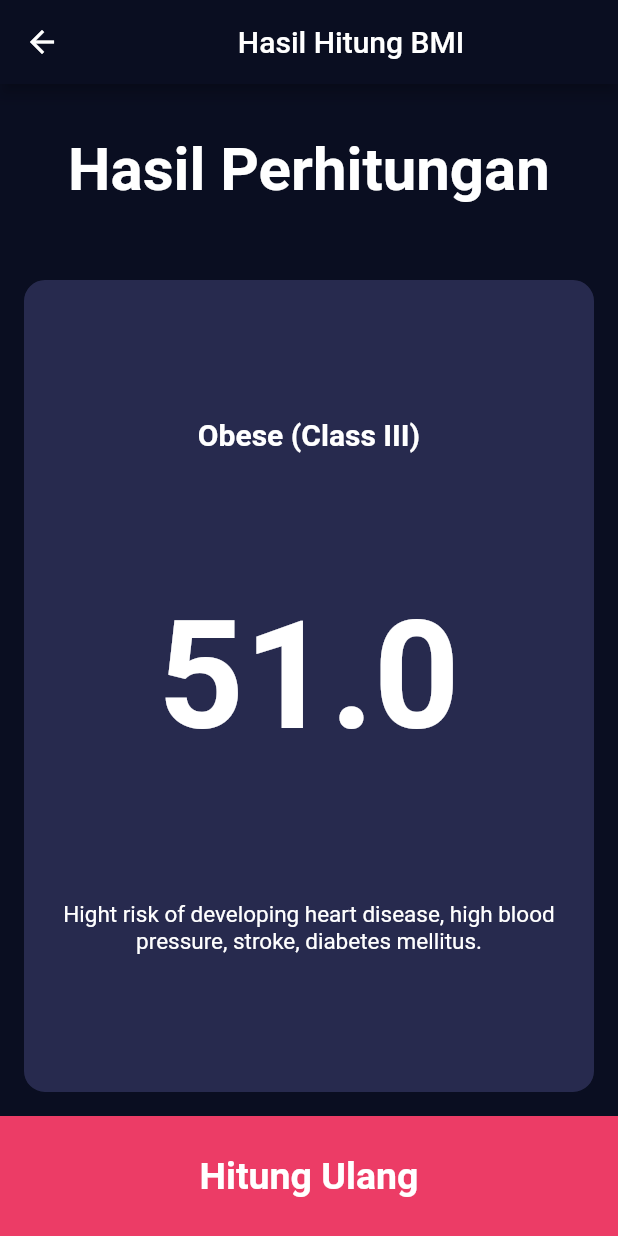
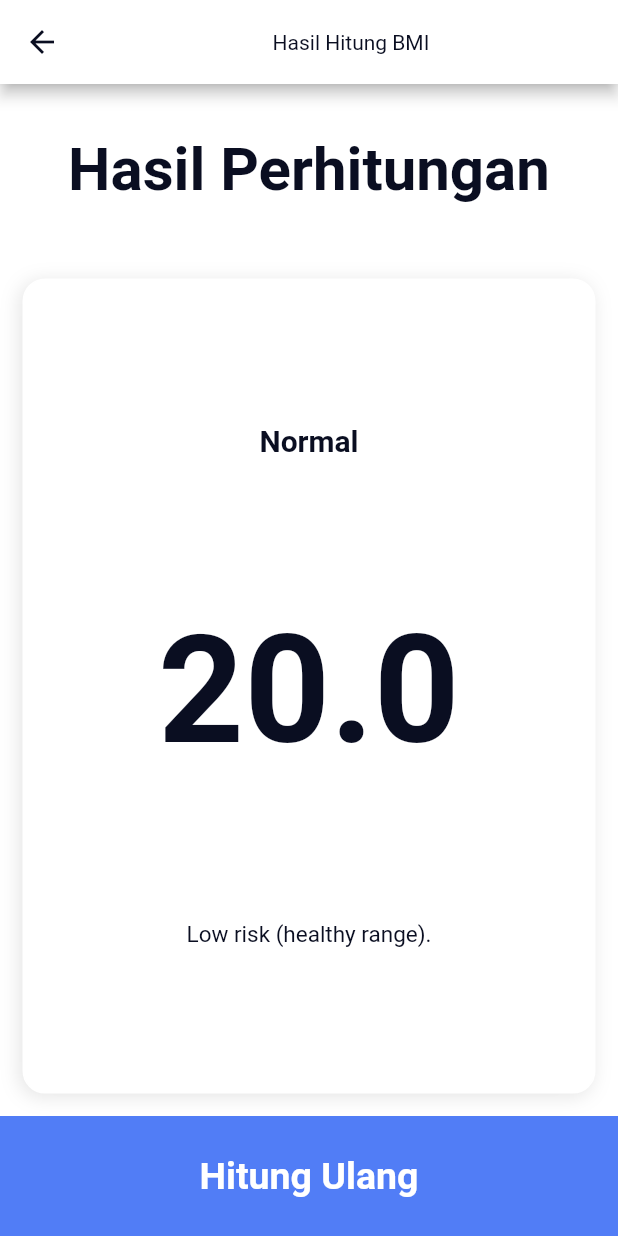
Before and after one commit to sigitwp/bmi-calculator-edspert, a Flutter app: the screen it shows after launch, after a tap on "Hitung BMI", on a phone screen of 412 x 824 dp. Run offline on Flutter 3.47's test engine with Material 2 defaults, Android fonts, the phone set to English and light mode, and no system bars.

Commit message:
update redesign bmi eye catching

```diff
--- a/lib/constants/constant.dart
+++ b/lib/constants/constant.dart
@@ -4,7 +4,7 @@ const Color primaryColor = Color(0xff0a0e21);
 
 TextStyle labelTextStyle = const TextStyle(
   fontSize: 18,
-  color: Colors.white, //Color(0xff8d8398),
+  color: primaryColor, //Color(0xff8d8398),
 );
 
 TextStyle numberTextStyle = const TextStyle(
--- a/lib/main.dart
+++ b/lib/main.dart
@@ -16,8 +16,14 @@ class MyApp extends StatelessWidget {
         title: 'Flutter Demo',
         theme: ThemeData(
           primaryColor: primaryColor,
-          scaffoldBackgroundColor: primaryColor,
-          appBarTheme: const AppBarTheme(backgroundColor: primaryColor),
+          scaffoldBackgroundColor: Colors.white,
+          appBarTheme: const AppBarTheme(
+            iconTheme: IconThemeData(color: primaryColor),
+            titleTextStyle: TextStyle(
+              color: primaryColor,
+            ),
+            backgroundColor: Colors.white,
+          ),
           // This is the theme of your application.
           //
           // Try running your application with "flutter run". You'll see the
--- a/lib/views/bmi_data_screen.dart
+++ b/lib/views/bmi_data_screen.dart
@@ -1,6 +1,7 @@
 import 'package:bmi_calculator_edspert/constants/constant.dart';
 import 'package:bmi_calculator_edspert/helpers/bmi_calculator.dart';
 import 'package:bmi_calculator_edspert/views/bmi_result_screen.dart';
+import 'package:flutter/cupertino.dart';
 import 'package:flutter/material.dart';
 
 class BmiDataScreen extends StatefulWidget {
@@ -25,16 +26,66 @@ class _BmiDataScreenState extends State<BmiDataScreen> {
   //   return bmi;
   // }
 
+  List<Widget> generateList(start, end) {
+    List<Widget> weigths = [];
+    for (var i = start; i < end; i++) {
+      weigths.add(
+        Text(
+          "$i",
+          style: labelTextStyle.copyWith(
+            fontSize: 20,
+          ),
+        ),
+      );
+    }
+    return weigths;
+  }
+
   @override
   Widget build(BuildContext context) {
     return Scaffold(
-      backgroundColor: const Color(0xff0a0e21),
+      // backgroundColor: const Color(0xff0a0e21),
       appBar: AppBar(
+        elevation: 0,
         title: const Center(child: Text("BMI Calculator")),
       ),
-      body: Column(children: [
-        Expanded(
-          child: Row(
+      bottomNavigationBar: GestureDetector(
+        onTap: () {
+          final bmiCalculator = BmiCalculator(height: height, weight: weight);
+          bmiCalculator.calculateBmi();
+
+          Navigator.of(context).push(
+            MaterialPageRoute(
+              builder: ((context) {
+                return BmiResultScreen(
+                  bmi: bmiCalculator.bmi!,
+                );
+              }),
+            ),
+          );
+        },
+        child: Container(
+          height: 60,
+          margin: EdgeInsets.all(15),
+          decoration: BoxDecoration(
+            borderRadius: BorderRadius.circular(8),
+            color: const Color(0xff517df6),
+          ),
+          child: const Center(
+            child: Text(
+              "Hitung BMI",
+              style: TextStyle(
+                  fontSize: 18,
+                  fontWeight: FontWeight.bold,
+                  color: Colors.white),
+            ),
+          ),
+        ),
+      ),
+      body: SingleChildScrollView(
+        physics: const BouncingScrollPhysics(),
+        child: Column(children: [
+          Row(
             children: [
               Expanded(
                 child: GestureDetector(
@@ -44,10 +95,29 @@ class _BmiDataScreenState extends State<BmiDataScreen> {
                   },
                   child: BmiCard(
                     borderColor:
-                        (gender == "male") ? Colors.white : primaryColor,
-                    child: const GenderIconText(
-                      icon: Icons.male,
-                      title: 'Male',
+                        (gender == "male") ? Color(0xff517df6) : Colors.white,
+                    child: Stack(
+                      children: [
+                        const Center(
+                          child: Padding(
+                            padding: EdgeInsets.symmetric(vertical: 20.0),
+                            child: GenderIconText(
+                              icon: Icons.male,
+                              title: 'Male',
+                            ),
+                          ),
+                        ),
+                        Positioned(
+                          right: 10,
+                          top: 10,
+                          child: Icon(
+                            Icons.check_circle,
+                            color: (gender == "male")
+                                ? Color(0xff517df6)
+                                : Colors.white,
+                          ),
+                        ),
+                      ],
                     ),
                   ),
                 ),
@@ -60,208 +130,165 @@ class _BmiDataScreenState extends State<BmiDataScreen> {
                   },
                   child: BmiCard(
                     borderColor:
-                        (gender == "female") ? Colors.white : primaryColor,
-                    child: const GenderIconText(
-                      icon: Icons.female,
-                      title: 'Female',
+                        (gender == "female") ? Color(0xff517df6) : Colors.white,
+                    child: Stack(
+                      children: [
+                        const Center(
+                          child: Padding(
+                            padding: EdgeInsets.symmetric(vertical: 20.0),
+                            child: GenderIconText(
+                              icon: Icons.female,
+                              title: 'Female',
+                            ),
+                          ),
+                        ),
+                        Positioned(
+                          right: 10,
+                          top: 10,
+                          child: Icon(
+                            Icons.check_circle,
+                            color: (gender == "female")
+                                ? Color(0xff517df6)
+                                : Colors.white,
+                          ),
+                        ),
+                      ],
                     ),
                   ),
                 ),
               ),
             ],
           ),
-        ),
-        Expanded(
-            child: BmiCard(
+          const SizedBox(
+            height: 30,
+          ),
+          Column(
+            children: [
+              Text(
+                "HEIGHT",
+                style: labelTextStyle.copyWith(
+                  fontSize: 20,
+                  fontWeight: FontWeight.bold,
+                ),
+              ),
+              Row(
+                children: [
+                  Expanded(
+                    child: BmiCard(
+                      child: Slider(
+                        value: height.toDouble(),
+                        min: 80,
+                        max: 200,
+                        thumbColor: Colors.red,
+                        activeColor: Colors.white,
+                        onChanged: (value) {
+                          height = value.toInt();
+                          setState(() {});
+                        },
+                      ),
+                    ),
+                  ),
+                  BmiCard(
+                    child: Padding(
+                      padding: const EdgeInsets.symmetric(
+                        horizontal: 15.0,
+                        vertical: 15.0,
+                      ),
+                      child: Row(
+                        mainAxisAlignment: MainAxisAlignment.center,
+                        crossAxisAlignment: CrossAxisAlignment.end,
+                        children: [
+                          Text(
+                            "$height",
+                            style: labelTextStyle,
+                          ),
+                          Text(
+                            " cm",
+                            style: labelTextStyle,
+                          ),
+                        ],
+                      ),
+                    ),
+                  ),
+                ],
+              ),
+            ],
+          ),
+          const SizedBox(
+            height: 30,
+          ),
+          Container(
+              child: Row(
+            children: [
+              Expanded(
                 child: Column(
-          mainAxisAlignment: MainAxisAlignment.center,
-          children: [
-            Text(
-              "HEIGHT",
-              style: labelTextStyle.copyWith(
-                fontSize: 20,
-                fontWeight: FontWeight.bold,
-              ),
-            ),
-            const SizedBox(height: 12),
-            Row(
-              mainAxisAlignment: MainAxisAlignment.center,
-              crossAxisAlignment: CrossAxisAlignment.end,
-              children: [
-                Text(
-                  "$height",
-                  style: numberTextStyle,
-                ),
-                Text(
-                  "cm",
-                  style: labelTextStyle,
-                ),
-              ],
-            ),
-            Slider(
-              value: height.toDouble(),
-              min: 80,
-              max: 200,
-              thumbColor: Colors.red,
-              activeColor: Colors.white,
-              onChanged: (value) {
-                height = value.toInt();
-                setState(() {});
-              },
-            )
-          ],
-        ))),
-        Expanded(
-            child: Row(
-          children: [
-            Expanded(
-              child: BmiCard(
-                child: Column(
-                  mainAxisAlignment: MainAxisAlignment.center,
+                  // crossAxisAlignment: CrossAxisAlignment.start,
                   children: [
                     Text(
                       "WEIGHT",
                       style: labelTextStyle,
                     ),
-                    Text(
-                      "$weight",
-                      style: numberTextStyle,
+                    BmiCard(
+                      child: Column(
+                        mainAxisAlignment: MainAxisAlignment.center,
+                        children: [
+                          Container(
+                            height: MediaQuery.of(context).size.height * 0.15,
+                            child: CupertinoPicker(
+                              scrollController:
+                                  FixedExtentScrollController(initialItem: 30),
+                              itemExtent: 25,
+                              magnification: 2,
+                              useMagnifier: true,
+                              onSelectedItemChanged: (val) {
+                                // print(val + 20);
+                                weight = val + 20;
+                              },
+                              children: generateList(20, 220),
+                            ),
+                          ),
+                        ],
+                      ),
                     ),
-                    const SizedBox(height: 8),
-                    Row(
-                      mainAxisAlignment: MainAxisAlignment.center,
-                      children: [
-                        RawMaterialButton(
-                          onPressed: () {
-                            weight += 1;
-                            setState(() {});
-                          },
-                          elevation: 0,
-                          child: const Icon(
-                            Icons.add,
-                            color: Colors.white,
-                          ),
-                          shape: const CircleBorder(),
-                          fillColor: const Color(0xff212747),
-                          constraints: const BoxConstraints.tightFor(
-                            width: 56,
-                            height: 56,
-                          ),
-                        ),
-                        const SizedBox(width: 10),
-                        RawMaterialButton(
-                          onPressed: () {
-                            weight -= 1;
-                            setState(() {});
-                          },
-                          elevation: 0,
-                          child: const Icon(
-                            Icons.remove,
-                            color: Colors.white,
-                          ),
-                          shape: const CircleBorder(),
-                          fillColor: const Color(0xff212747),
-                          constraints: const BoxConstraints.tightFor(
-                            width: 56,
-                            height: 56,
-                          ),
-                        ),
-                      ],
-                    )
                   ],
                 ),
               ),
-            ),
-            Expanded(
-              child: BmiCard(
+              Expanded(
                 child: Column(
-                  mainAxisAlignment: MainAxisAlignment.center,
                   children: [
                     Text(
                       "AGE",
                       style: labelTextStyle,
                     ),
-                    Text(
-                      "$age",
-                      style: numberTextStyle,
+                    BmiCard(
+                      child: Column(
+                        mainAxisAlignment: MainAxisAlignment.center,
+                        children: [
+                          Container(
+                            height: MediaQuery.of(context).size.height * 0.15,
+                            child: CupertinoPicker(
+                              scrollController:
+                                  FixedExtentScrollController(initialItem: 5),
+                              itemExtent: 25,
+                              magnification: 2,
+                              useMagnifier: true,
+                              onSelectedItemChanged: (val) {
+                                // print(val + 20);
+                                weight = val + 20;
+                              },
+                              children: generateList(15, 90),
+                            ),
+                          ),
+                        ],
+                      ),
                     ),
-                    const SizedBox(height: 8),
-                    Row(
-                      mainAxisAlignment: MainAxisAlignment.center,
-                      children: [
-                        RawMaterialButton(
-                          onPressed: () {
-                            age++;
-                            setState(() {});
-                          },
-                          elevation: 0,
-                          child: const Icon(
-                            Icons.add,
-                            color: Colors.white,
-                          ),
-                          shape: const CircleBorder(),
-                          fillColor: const Color(0xff212747),
-                          constraints: const BoxConstraints.tightFor(
-                            width: 56,
-                            height: 56,
-                          ),
-                        ),
-                        const SizedBox(width: 10),
-                        RawMaterialButton(
-                          onPressed: () {
-                            age--;
-                            setState(() {});
-                          },
-                          elevation: 0,
-                          child: const Icon(
-                            Icons.remove,
-                            color: Colors.white,
-                          ),
-                          shape: const CircleBorder(),
-                          fillColor: const Color(0xff212747),
-                          constraints: const BoxConstraints.tightFor(
-                            width: 56,
-                            height: 56,
-                          ),
-                        ),
-                      ],
-                    )
                   ],
                 ),
               ),
-            ),
-          ],
-        )),
-        GestureDetector(
-          onTap: () {
-            final bmiCalculator = BmiCalculator(height: height, weight: weight);
-            bmiCalculator.calculateBmi();
-
-            Navigator.of(context).push(
-              MaterialPageRoute(
-                builder: ((context) {
-                  return BmiResultScreen(
-                    bmi: bmiCalculator.bmi!,
-                  );
-                }),
-              ),
-            );
-          },
-          child: Container(
-            height: 80,
-            color: const Color(0xffec3c66),
-            child: const Center(
-              child: Text(
-                "Hitung BMI",
-                style: TextStyle(
-                    fontSize: 25,
-                    fontWeight: FontWeight.bold,
-                    color: Colors.white),
-              ),
-            ),
-          ),
-        ),
-      ]),
+            ],
+          )),
+        ]),
+      ),
     );
   }
 }
@@ -270,7 +297,7 @@ class BmiCard extends StatelessWidget {
   const BmiCard({
     Key? key,
     this.child,
-    this.borderColor = primaryColor,
+    this.borderColor = Colors.white,
   }) : super(key: key);
 
   final Widget? child;
@@ -280,7 +307,14 @@ class BmiCard extends StatelessWidget {
   Widget build(BuildContext context) {
     return Container(
         decoration: BoxDecoration(
-          color: const Color(0xff272a4e),
+          color: Colors.white,
+          boxShadow: [
+            BoxShadow(
+              offset: Offset(-2, 2),
+              blurRadius: 10,
+              color: Colors.black.withOpacity(0.1),
+            )
+          ],
           borderRadius: BorderRadius.circular(15),
           border: Border.all(color: borderColor!),
         ),
@@ -307,7 +341,7 @@ class GenderIconText extends StatelessWidget {
         Icon(
           icon,
           size: 80,
-          color: Colors.white,
+          color: primaryColor,
         ),
         const SizedBox(height: 15),
         Text(
--- a/lib/views/bmi_result_screen.dart
+++ b/lib/views/bmi_result_screen.dart
@@ -80,7 +80,7 @@ class BmiResultScreen extends StatelessWidget {
                 style: TextStyle(
                   fontSize: 40,
                   fontWeight: FontWeight.bold,
-                  color: Colors.white,
+                  color: primaryColor,
                 ),
               ),
             ),
@@ -100,7 +100,7 @@ class BmiResultScreen extends StatelessWidget {
                       style: const TextStyle(
                         fontSize: 20,
                         fontWeight: FontWeight.bold,
-                        color: Colors.white,
+                        color: primaryColor,
                       ),
                     ),
                     Text(
@@ -108,7 +108,7 @@ class BmiResultScreen extends StatelessWidget {
                       style: const TextStyle(
                         fontSize: 100,
                         fontWeight: FontWeight.bold,
-                        color: Colors.white,
+                        color: primaryColor,
                       ),
                     ),
                     Text(
@@ -117,7 +117,7 @@ class BmiResultScreen extends StatelessWidget {
                       textAlign: TextAlign.center,
                       style: const TextStyle(
                         fontSize: 15,
-                        color: Colors.white,
+                        color: primaryColor,
                       ),
                     ),
                   ],
@@ -131,14 +131,15 @@ class BmiResultScreen extends StatelessWidget {
             },
             child: Container(
               height: 80,
-              color: const Color(0xffec3c66),
+              color: const Color(0xff517df6),
               child: const Center(
                 child: Text(
                   "Hitung Ulang",
                   style: TextStyle(
-                      fontSize: 25,
-                      fontWeight: FontWeight.bold,
-                      color: Colors.white),
+                    fontSize: 25,
+                    fontWeight: FontWeight.bold,
+                    color: Colors.white,
+                  ),
                 ),
               ),
             ),
```
